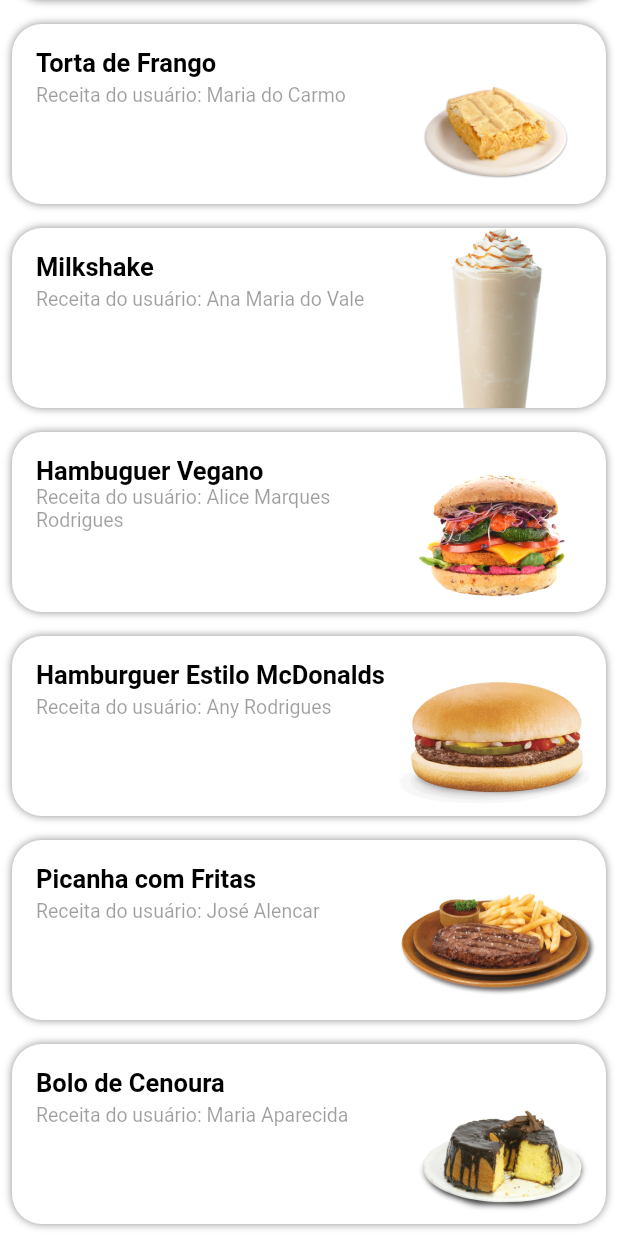
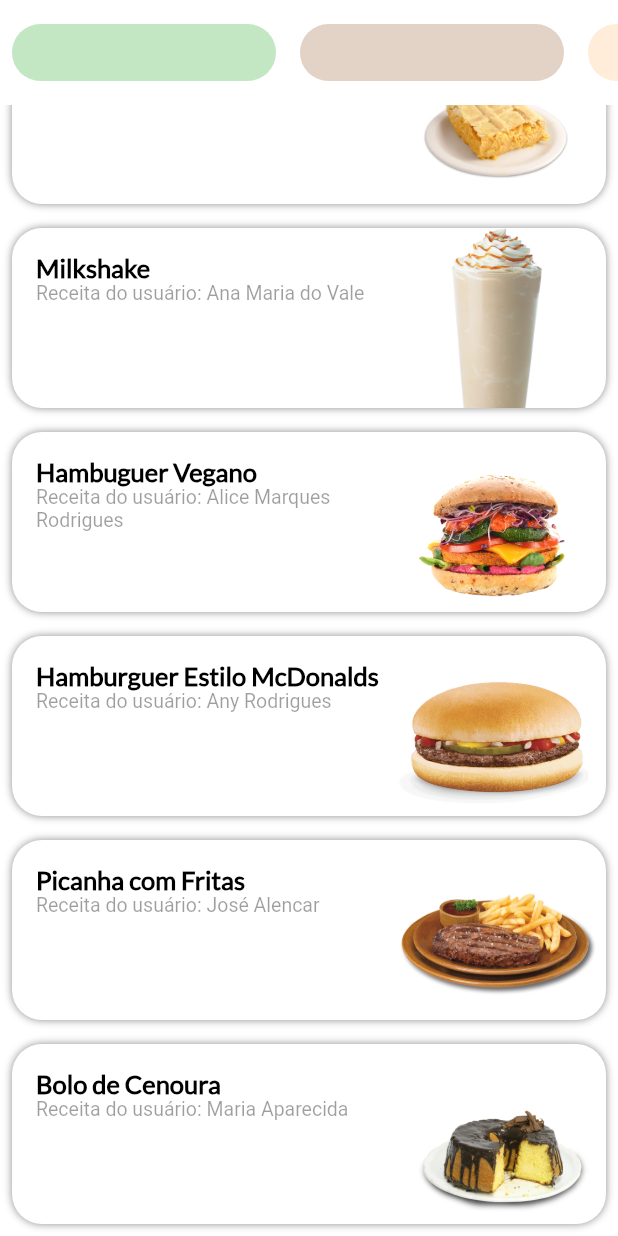
Before and after one commit to AntonioRNeto216/receitas, a Flutter app: the ConteudoHome widget shown alone on an empty page, opened directly, scrolled down 543 dp, on a phone screen of 412 x 824 dp. Run offline on Flutter 3.47's test engine with Material 2 defaults, Android fonts, the phone set to English and light mode, and no system bars; missing offline and left inert: foldable_sidebar.

Commit message:
Mudando font + mudando tempo animação

```diff
--- a/lib/main.dart
+++ b/lib/main.dart
@@ -10,6 +10,9 @@ class MyApp extends StatelessWidget {
   Widget build(BuildContext context) {
     return MaterialApp(
       debugShowCheckedModeBanner: false,
+      theme: ThemeData(
+        fontFamily: "Main",
+      ),
       home: Home(),
     );
   }
--- a/lib/screens/home/components/conteudo_home.dart
+++ b/lib/screens/home/components/conteudo_home.dart
@@ -124,10 +124,10 @@ class _ConteudoHomeState extends State<ConteudoHome> {
       child: Column(
         children: [
           AnimatedOpacity(
-            duration: const Duration(milliseconds: 300),
+            duration: const Duration(milliseconds: 400),
             opacity: this.fecharListaCategorias ? 0 : 1,
             child: AnimatedContainer(
-              duration: const Duration(milliseconds: 300),
+              duration: const Duration(milliseconds: 400),
               width: double.infinity,
               height: this.fecharListaCategorias ? 0 : 280,
               alignment: Alignment.topCenter,
--- a/lib/screens/home/home.dart
+++ b/lib/screens/home/home.dart
@@ -14,9 +14,10 @@ class _HomeState extends State<Home> {
   @override
   Widget build(BuildContext context) {
     return Scaffold(
+      backgroundColor: Colors.white,
       appBar: AppBar(
         elevation: 0,
-        backgroundColor: Colors.white,
+        backgroundColor: Colors.transparent,
         leading: IconButton(
           icon: this._status == FSBStatus.FSB_CLOSE || this._status == null
               ? Icon(Icons.menu)
@@ -54,7 +55,7 @@ class _HomeState extends State<Home> {
           },
         ),
         screenContents: Opacity(
-          opacity: this._status == FSBStatus.FSB_OPEN ? 0.25 : 1,
+          opacity: this._status == FSBStatus.FSB_OPEN ? 0.2 : 1,
           child: ConteudoHome(),
         ),
         status: this._status,
```
Also changed, not shown: pubspec.yaml (+4 -6 lines), assets/fonts/Lato-Regular.ttf (added).
